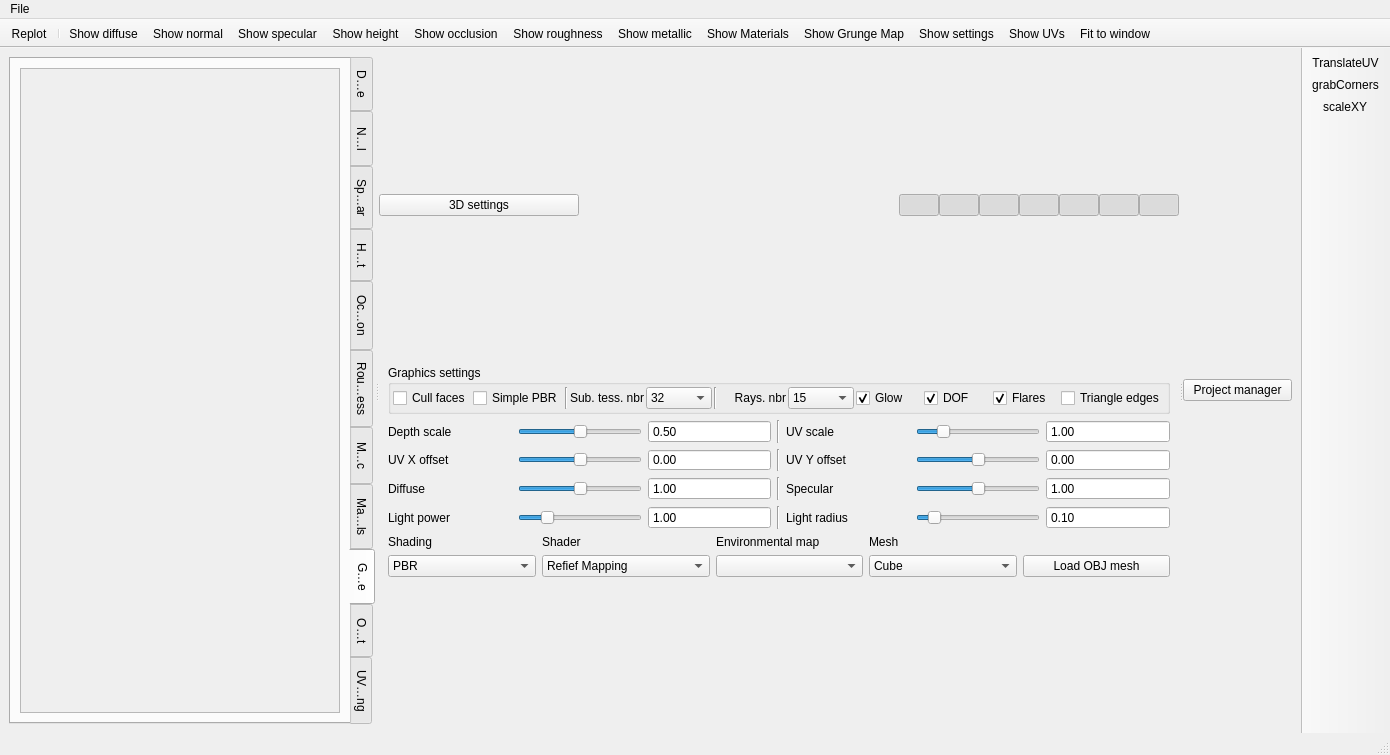
Qt form Sources/mainwindow.ui (kmkolasinski/AwesomeBump) before a commit.
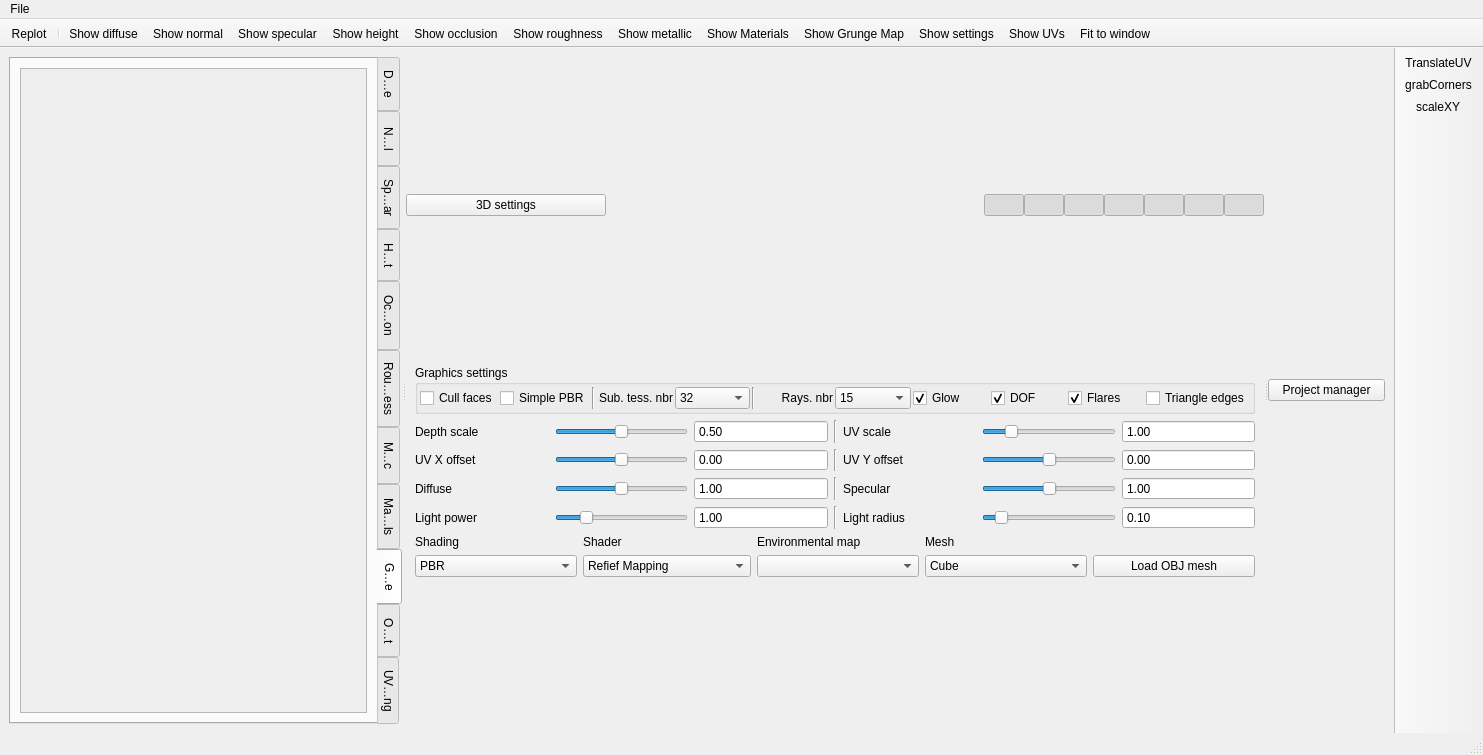
The same form after that commit. The open tabs and pages were chosen to show the change. Icons and pictures are not drawn.

Patch:
```diff
--- a/Sources/mainwindow.ui
+++ b/Sources/mainwindow.ui
@@ -6,7 +6,7 @@
    <rect>
     <x>0</x>
     <y>0</y>
-    <width>1390</width>
+    <width>1483</width>
     <height>755</height>
    </rect>
   </property>
@@ -650,8 +650,8 @@
              <rect>
               <x>0</x>
               <y>0</y>
-              <width>360</width>
-              <height>630</height>
+              <width>339</width>
+              <height>620</height>
              </rect>
             </property>
             <layout class="QVBoxLayout" name="verticalLayout_33">
@@ -3996,8 +3996,8 @@
     <rect>
      <x>0</x>
      <y>0</y>
-     <width>1390</width>
-     <height>21</height>
+     <width>1483</width>
+     <height>25</height>
     </rect>
    </property>
    <widget class="QMenu" name="menuFile">
```
Left out of the diff: 42 changed lines with no effect on the pictures.
